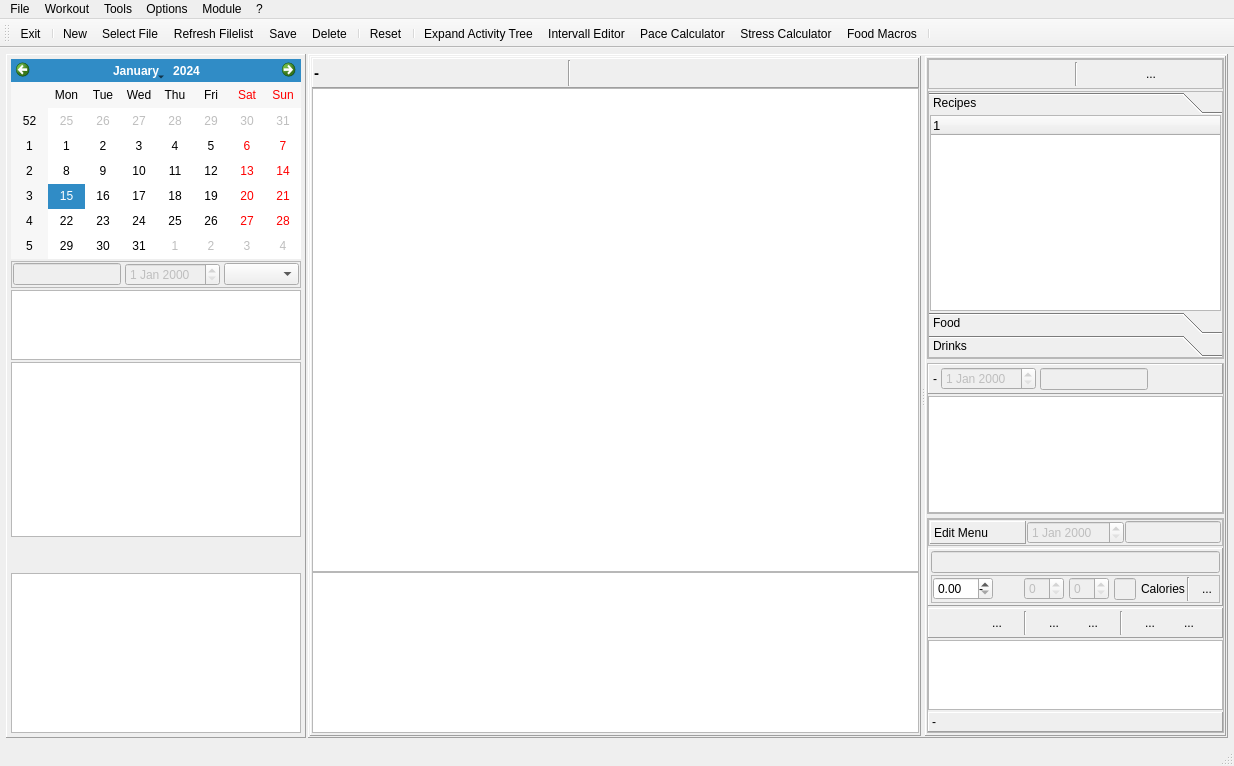
Above: mainwindow.ui from Tria-Andy/WorkoutEditor before the change. Below: the same form after it.
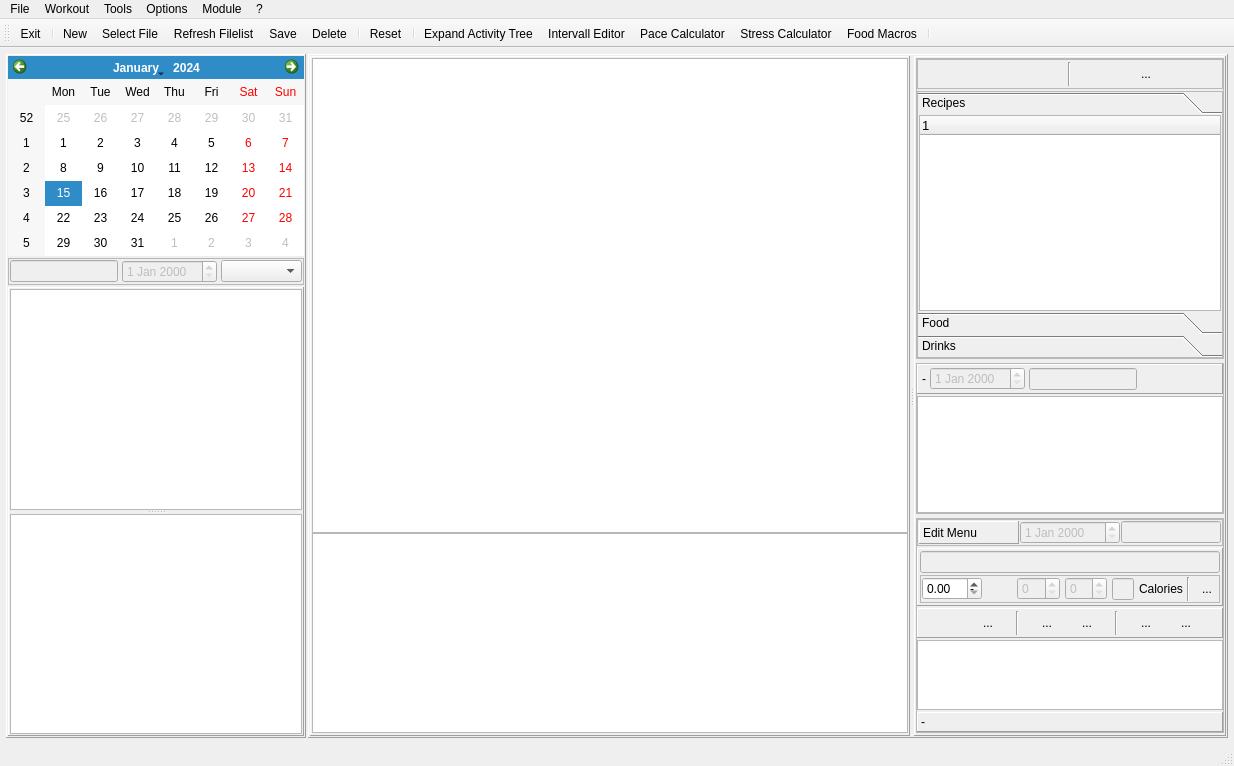
That is the form after the change. The open tabs and pages were chosen to show the change. Icons and pictures are not drawn. Custom widgets are drawn as their Qt base class.

```diff
--- a/mainwindow.ui
+++ b/mainwindow.ui
@@ -2384,16 +2384,16 @@
             <number>2</number>
            </property>
            <property name="leftMargin">
-            <number>4</number>
+            <number>1</number>
            </property>
            <property name="topMargin">
-            <number>4</number>
+            <number>1</number>
            </property>
            <property name="rightMargin">
-            <number>4</number>
+            <number>1</number>
            </property>
            <property name="bottomMargin">
-            <number>4</number>
+            <number>1</number>
            </property>
            <item>
             <widget class="QCalendarWidget" name="calendarWidget_Food">
@@ -2472,11 +2472,45 @@
             </widget>
            </item>
            <item>
+            <widget class="QFrame" name="frame_weekSum">
+             <property name="sizePolicy">
+              <sizepolicy hsizetype="Preferred" vsizetype="Preferred">
+               <horstretch>0</horstretch>
+               <verstretch>2</verstretch>
+              </sizepolicy>
+             </property>
+             <property name="frameShape">
+              <enum>QFrame::Panel</enum>
+             </property>
+             <property name="frameShadow">
+              <enum>QFrame::Raised</enum>
+             </property>
+             <layout class="QVBoxLayout" name="verticalLayout_22">
+              <property name="spacing">
+               <number>2</number>
+              </property>
+              <property name="leftMargin">
+               <number>1</number>
+              </property>
+              <property name="topMargin">
+               <number>1</number>
+              </property>
+              <property name="rightMargin">
+               <number>1</number>
+              </property>
+              <property name="bottomMargin">
+               <number>1</number>
+              </property>
+              <item>
+               <widget class="QSplitter" name="splitter_2">
+                <property name="orientation">
+                 <enum>Qt::Vertical</enum>
+                </property>
             <widget class="QListWidget" name="listWidget_weekPlans">
              <property name="sizePolicy">
               <sizepolicy hsizetype="Expanding" vsizetype="Expanding">
                <horstretch>0</horstretch>
-               <verstretch>2</verstretch>
+                   <verstretch>0</verstretch>
               </sizepolicy>
              </property>
              <property name="font">
@@ -2488,62 +2522,35 @@
               </font>
              </property>
             </widget>
-           </item>
-           <item>
-            <widget class="QTableWidget" name="tableWidget_forecast">
-             <property name="sizePolicy">
-              <sizepolicy hsizetype="Expanding" vsizetype="Expanding">
-               <horstretch>0</horstretch>
-               <verstretch>1</verstretch>
-              </sizepolicy>
-             </property>
-             <property name="minimumSize">
-              <size>
-               <width>0</width>
-               <height>175</height>
-              </size>
-             </property>
-             <property name="maximumSize">
-              <size>
-               <width>16777215</width>
-               <height>200</height>
-              </size>
-             </property>
-            </widget>
-           </item>
-           <item>
-            <spacer name="verticalSpacer">
-             <property name="orientation">
-              <enum>Qt::Vertical</enum>
-             </property>
-             <property name="sizeHint" stdset="0">
-              <size>
-               <width>20</width>
-               <height>40</height>
-              </size>
-             </property>
-            </spacer>
-           </item>
-           <item>
             <widget class="QTableWidget" name="tableWidget_weekSum">
              <property name="sizePolicy">
               <sizepolicy hsizetype="Expanding" vsizetype="Expanding">
                <horstretch>0</horstretch>
-               <verstretch>1</verstretch>
+                   <verstretch>0</verstretch>
               </sizepolicy>
              </property>
              <property name="minimumSize">
               <size>
                <width>0</width>
-               <height>160</height>
+                   <height>200</height>
               </size>
              </property>
              <property name="maximumSize">
               <size>
                <width>16777215</width>
-               <height>165</height>
-              </size>
-             </property>
+                   <height>16777215</height>
+                  </size>
+                 </property>
+                 <property name="font">
+                  <font>
+                   <family>Segoe UI</family>
+                   <pointsize>10</pointsize>
+                  </font>
+                 </property>
+                </widget>
+               </widget>
+              </item>
+             </layout>
             </widget>
            </item>
           </layout>
@@ -2619,80 +2626,6 @@
                <property name="bottomMargin">
                 <number>2</number>
                </property>
-               <item>
-                <widget class="QFrame" name="frameFoodControl">
-                 <property name="minimumSize">
-                  <size>
-                   <width>0</width>
-                   <height>30</height>
-                  </size>
-                 </property>
-                 <property name="frameShape">
-                  <enum>QFrame::Panel</enum>
-                 </property>
-                 <property name="frameShadow">
-                  <enum>QFrame::Raised</enum>
-                 </property>
-                 <layout class="QHBoxLayout" name="horizontalLayout_13">
-                  <property name="spacing">
-                   <number>4</number>
-                  </property>
-                  <property name="leftMargin">
-                   <number>1</number>
-                  </property>
-                  <property name="topMargin">
-                   <number>1</number>
-                  </property>
-                  <property name="rightMargin">
-                   <number>1</number>
-                  </property>
-                  <property name="bottomMargin">
-                   <number>1</number>
-                  </property>
-                  <item>
-                   <widget class="QLabel" name="label_foodWeek">
-                    <property name="minimumSize">
-                     <size>
-                      <width>250</width>
-                      <height>26</height>
-                     </size>
-                    </property>
-                    <property name="font">
-                     <font>
-                      <family>Segoe UI</family>
-                      <pointsize>11</pointsize>
-                      <weight>75</weight>
-                      <bold>true</bold>
-                     </font>
-                    </property>
-                    <property name="text">
-                     <string>-</string>
-                    </property>
-                   </widget>
-                  </item>
-                  <item>
-                   <widget class="Line" name="line_17">
-                    <property name="orientation">
-                     <enum>Qt::Vertical</enum>
-                    </property>
-                   </widget>
-                  </item>
-                  <item>
-                   <spacer name="horizontalSpacer_4">
-                    <property name="orientation">
-                     <enum>Qt::Horizontal</enum>
-                    </property>
-                    <property name="sizeHint" stdset="0">
-                     <size>
-                      <width>40</width>
-                      <height>20</height>
-                     </size>
-                    </property>
-                   </spacer>
-                  </item>
-                 </layout>
-                </widget>
-               </item>
                <item>
                 <widget class="QTableWidget" name="tableWidget_foodPlan">
                  <property name="sizePolicy">
@@ -2735,15 +2668,21 @@
                  <property name="minimumSize">
                   <size>
                    <width>0</width>
-                   <height>160</height>
+                   <height>200</height>
                   </size>
                  </property>
                  <property name="maximumSize">
                   <size>
                    <width>16777215</width>
-                   <height>165</height>
+                   <height>200</height>
                   </size>
                  </property>
+                 <property name="font">
+                  <font>
+                   <family>Segoe UI</family>
+                   <pointsize>10</pointsize>
+                  </font>
+                 </property>
                  <property name="mouseTracking">
                   <bool>true</bool>
                  </property>
@@ -2944,7 +2883,7 @@
                       <rect>
                        <x>0</x>
                        <y>0</y>
-                       <width>284</width>
+                       <width>303</width>
                        <height>200</height>
                       </rect>
                      </property>
```
Left out of the diff: 4 changed lines with no effect on the pictures. Lines whose indentation alone changed are shown as unchanged.
